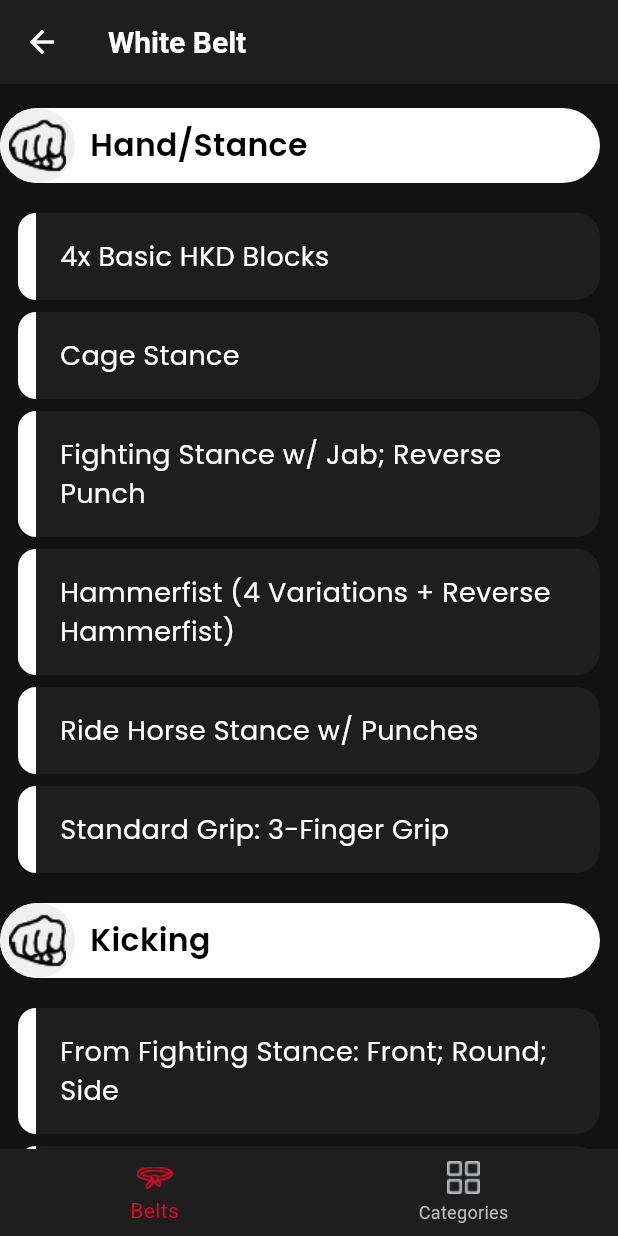
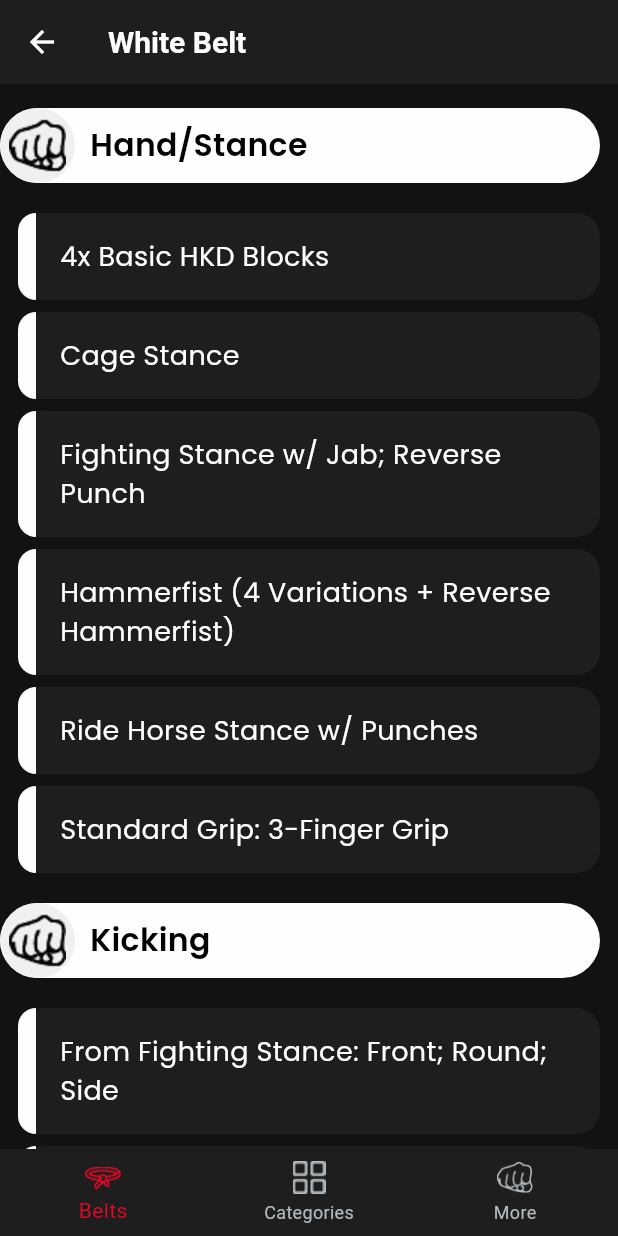
Before and after one commit to ericziegler/ChayilFlutter, a Flutter app: the MainTabPage screen opened directly, after a tap on "White Belt", on a phone screen of 412 x 824 dp. Run offline on Flutter 3.47's test engine with Material 3 defaults, Android fonts, the phone set to English and light mode, and no system bars; our stand-ins replace chewie, device_info_plus, flutter_secure_storage, package_info_plus, video_player; accounts and stored records are empty.

Commit message:
EZ: Add more tab.

```diff
--- a/lib/domain/repositories/user_repository.dart
+++ b/lib/domain/repositories/user_repository.dart
@@ -51,6 +51,7 @@ class UserRepository {
   }
 
   Future<void> clearCachedUser() async {
+    await _secureStorage.delete(_authEmailKey);
     await _secureStorage.delete(_userEmailKey);
     await _secureStorage.delete(_userDeviceIdKey);
     await _secureStorage.delete(_userStatusKey);
@@ -165,4 +166,10 @@ class UserRepository {
   String _generateRandomId() {
     return DateTime.now().millisecondsSinceEpoch.toString();
   }
+
+  Future<void> clearDevice() async {
+    if (Platform.isIOS) {
+      await _secureStorage.delete(_authDeviceIdKey);
+    }
+  }
 }
--- a/lib/presentation/authentication/login_page.dart
+++ b/lib/presentation/authentication/login_page.dart
@@ -56,8 +56,9 @@ class _LoginPageState extends State<LoginPage> {
                   builder: (context) => const RegisterDevicePage()),
             );
           } else {
-            Navigator.of(context).pushReplacement(
+            Navigator.of(context).pushAndRemoveUntil(
               MaterialPageRoute(builder: (context) => const MainTabPage()),
+              (Route<dynamic> route) => false,
             );
           }
         }
--- a/lib/presentation/main_tab/main_tab_page.dart
+++ b/lib/presentation/main_tab/main_tab_page.dart
@@ -2,6 +2,7 @@ import 'package:flutter/material.dart';
 import 'package:chayil/utilities/styles/colors.dart';
 import 'package:chayil/presentation/ranks/ranks_page.dart';
 import 'package:chayil/presentation/categories/categories_page.dart';
+import 'package:chayil/presentation/more/more_page.dart';
 
 class MainTabPage extends StatefulWidget {
   const MainTabPage({Key? key}) : super(key: key);
@@ -14,6 +15,7 @@ class _MainTabPageState extends State<MainTabPage> {
   int _currentIndex = 0;
 
   final List<GlobalKey<NavigatorState>> _navigatorKeys = [
+    GlobalKey<NavigatorState>(),
     GlobalKey<NavigatorState>(),
     GlobalKey<NavigatorState>(),
   ];
@@ -46,6 +48,12 @@ class _MainTabPageState extends State<MainTabPage> {
               builder: (context) => const CategoriesPage(),
             ),
           ),
+          Navigator(
+            key: _navigatorKeys[2],
+            onGenerateRoute: (settings) => MaterialPageRoute(
+              builder: (context) => const MorePage(),
+            ),
+          ),
         ],
       ),
       bottomNavigationBar: BottomNavigationBar(
@@ -60,6 +68,10 @@ class _MainTabPageState extends State<MainTabPage> {
             icon: ImageIcon(AssetImage('assets/images/tab-category.png')),
             label: 'Categories',
           ),
+          BottomNavigationBarItem(
+            icon: ImageIcon(AssetImage('assets/images/tab-fist.png')),
+            label: 'More',
+          ),
         ],
         selectedItemColor: accentColor,
         unselectedItemColor: toolbarIconColor,
--- /dev/null
+++ b/lib/presentation/more/more_page.dart
@@ -0,0 +1,262 @@
+import 'package:flutter/material.dart';
+import 'package:chayil/domain/repositories/user_repository.dart';
+import 'package:chayil/domain/models/users/user.dart';
+import 'package:chayil/presentation/authentication/request_login_page.dart';
+import 'package:chayil/utilities/styles/text_styles.dart';
+import 'package:chayil/utilities/styles/colors.dart';
+import 'package:package_info_plus/package_info_plus.dart';
+import 'package:url_launcher/url_launcher.dart';
+
+class MorePage extends StatefulWidget {
+  const MorePage({super.key});
+
+  @override
+  State<MorePage> createState() => _MorePageState();
+}
+
+class _MorePageState extends State<MorePage> {
+  final _userRepository = UserRepository();
+  String _version = '';
+  String _build = '';
+
+  @override
+  void initState() {
+    super.initState();
+    _loadVersionInfo();
+  }
+
+  Future<void> _loadVersionInfo() async {
+    final info = await PackageInfo.fromPlatform();
+    setState(() {
+      _version = info.version;
+      _build = info.buildNumber;
+    });
+  }
+
+  Future<void> _launchUrl(String url) async {
+    final uri = Uri.parse(url);
+    if (!await launchUrl(uri, mode: LaunchMode.externalApplication)) {
+      throw 'Could not launch $url';
+    }
+  }
+
+  Future<void> _emailSupport() async {
+    final emailUri = Uri(
+      scheme: 'mailto',
+      path: 'app@chayilmartialarts.com',
+      query: 'subject=Chayil App Support',
+    );
+    if (!await launchUrl(emailUri)) {
+      throw 'Could not open email client';
+    }
+  }
+
+  Future<void> _logout() async {
+    User? user = await _userRepository.loadCachedUser();
+    if (user != null && user.role == UserRole.admin) {
+      await _userRepository.clearDevice();
+    }
+
+    await _userRepository.clearCachedUser();
+
+    if (context.mounted) {
+      Navigator.of(context).pushAndRemoveUntil(
+        MaterialPageRoute(builder: (_) => const RequestLoginPage()),
+        (Route<dynamic> route) => false, // Remove all routes
+      );
+    }
+  }
+
+  @override
+  Widget build(BuildContext context) {
+    return Scaffold(
+      appBar: AppBar(
+        title: const Text('More'),
+      ),
+      body: SingleChildScrollView(
+        padding: const EdgeInsets.all(24),
+        child: Column(
+          children: [
+            // Logo
+            Image.asset(
+              'assets/images/logo.png',
+              width: 120,
+              height: 120,
+            ),
+            const SizedBox(height: 16),
+
+            // Version
+            Text('Version $_version ($_build)', style: paragraphTextStyle),
+
+            const SizedBox(height: 32),
+            const Divider(
+              color: separatorColor,
+              thickness: 1.0,
+              height: 1.0,
+            ),
+            const SizedBox(height: 32),
+
+            Text(
+              'SUPPORT',
+              style: boldParagraphTextStyle.copyWith(color: secondaryTextColor),
+            ),
+
+            const SizedBox(height: 16),
+
+            // Support Links
+            Column(
+              children: [
+                GestureDetector(
+                  onTap: () => _launchUrl('https://chayilmartialarts.com'),
+                  child: Center(
+                    child: Row(
+                      mainAxisSize: MainAxisSize.min,
+                      children: [
+                        Text(
+                          'Visit Website',
+                          style: paragraphTextStyle.copyWith(
+                            color: accentColor,
+                            decoration: TextDecoration.underline,
+                            decorationColor: accentColor,
+                          ),
+                        ),
+                        const SizedBox(width: 8),
+                        const Icon(Icons.open_in_new, color: accentColor),
+                      ],
+                    ),
+                  ),
+                ),
+                const SizedBox(height: 16),
+                GestureDetector(
+                  onTap: _emailSupport,
+                  child: Center(
+                    child: Row(
+                      mainAxisSize: MainAxisSize.min,
+                      children: [
+                        Text(
+                          'Contact Support',
+                          style: paragraphTextStyle.copyWith(
+                            color: accentColor,
+                            decoration: TextDecoration.underline,
+                            decorationColor: accentColor,
+                          ),
+                        ),
+                        const SizedBox(width: 8),
+                        const Icon(Icons.email, color: accentColor),
+                      ],
+                    ),
+                  ),
+                ),
+              ],
+            ),
+
+            const SizedBox(height: 32),
+            const Divider(
+              color: separatorColor,
+              thickness: 1.0,
+              height: 1.0,
+            ),
+            const SizedBox(height: 32),
+
+            // Terms & Privacy
+            Text(
+              'TERMS & PRIVACY',
+              style: boldParagraphTextStyle.copyWith(color: secondaryTextColor),
+            ),
+
+            const SizedBox(height: 16),
+
+            Column(
+              children: [
+                GestureDetector(
+                  onTap: () =>
+                      _launchUrl('https://chayilmartialarts.com/terms'),
+                  child: Center(
+                    child: Row(
+                      mainAxisSize: MainAxisSize.min,
+                      children: [
+                        Text(
+                          'Terms of Use',
+                          style: paragraphTextStyle.copyWith(
+                            color: accentColor,
+                            decoration: TextDecoration.underline,
+                            decorationColor: accentColor,
+                          ),
+                        ),
+                      ],
+                    ),
+                  ),
+                ),
+                const SizedBox(height: 12),
+                GestureDetector(
+                  onTap: () =>
+                      _launchUrl('https://chayilmartialarts.com/privacy'),
+                  child: Center(
+                    child: Row(
+                      mainAxisSize: MainAxisSize.min,
+                      children: [
+                        Text(
+                          'Privacy Policy',
+                          style: paragraphTextStyle.copyWith(
+                            color: accentColor,
+                            decoration: TextDecoration.underline,
+                            decorationColor: accentColor,
+                          ),
+                        ),
+                      ],
+                    ),
+                  ),
+                ),
+              ],
+            ),
+
+            const SizedBox(height: 32),
+            const Divider(
+              color: separatorColor,
+              thickness: 1.0,
+              height: 1.0,
+            ),
+            const SizedBox(height: 32),
+
+            // Account
+            Text(
+              'ACCOUNT',
+              style: boldParagraphTextStyle.copyWith(color: secondaryTextColor),
+            ),
+
+            const SizedBox(height: 16),
+
+            Column(
+              children: [
+                GestureDetector(
+                  onTap: () => _logout(),
+                  child: Center(
+                    child: Row(
+                      mainAxisSize: MainAxisSize.min,
+                      children: [
+                        Text(
+                          'Logout',
+                          style: paragraphTextStyle.copyWith(
+                            color: accentColor,
+                            decoration: TextDecoration.underline,
+                            decorationColor: accentColor,
+                          ),
+                        ),
+                      ],
+                    ),
+                  ),
+                ),
+                const SizedBox(height: 12),
+                const Text(
+                  'The Chayil mobile app retains no personal information.',
+                  style: TextStyle(fontSize: 13, color: secondaryTextColor),
+                  textAlign: TextAlign.center,
+                ),
+              ],
+            ),
+          ],
+        ),
+      ),
+    );
+  }
+}
--- a/lib/utilities/styles/text_styles.dart
+++ b/lib/utilities/styles/text_styles.dart
@@ -23,6 +23,12 @@ const TextStyle warningTextStyle = TextStyle(
 const TextStyle paragraphTextStyle = TextStyle(
   fontFamily: 'Poppins',
   fontWeight: FontWeight.w400,
+  fontSize: 17,
+);
+
+const TextStyle boldParagraphTextStyle = TextStyle(
+  fontFamily: 'Poppins',
+  fontWeight: FontWeight.w700,
   fontSize: 17,
 );
 
--- a/pubspec.yaml
+++ b/pubspec.yaml
@@ -54,6 +54,7 @@ flutter:
     - assets/images/fist.png
     - assets/images/tab-belt.png
     - assets/images/tab-category.png
+    - assets/images/tab-fist.png
     - assets/images/white_belt.png
     - assets/images/yellow_belt.png
     - assets/images/orange_belt.png
```
Also changed, not shown: assets/images/1.5x/tab-fist.png (added), assets/images/2.0x/tab-fist.png (added), assets/images/3.0x/tab-fist.png (added), assets/images/4.0x/tab-fist.png (added), assets/images/tab-fist.png (added), 3 other files.
